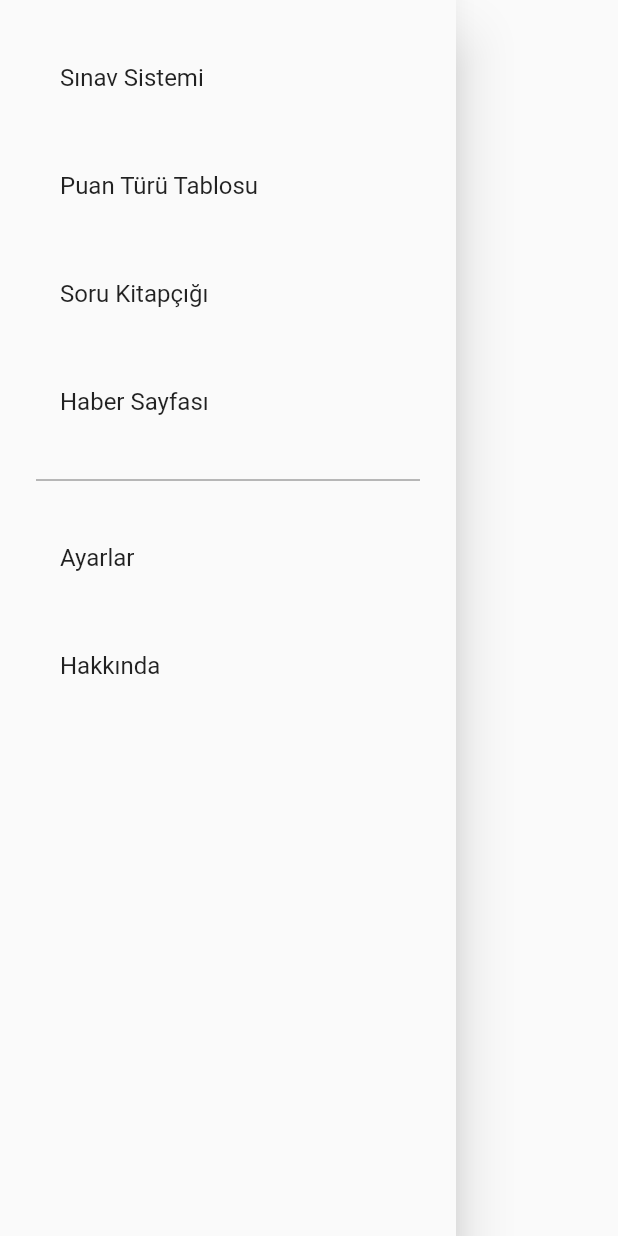
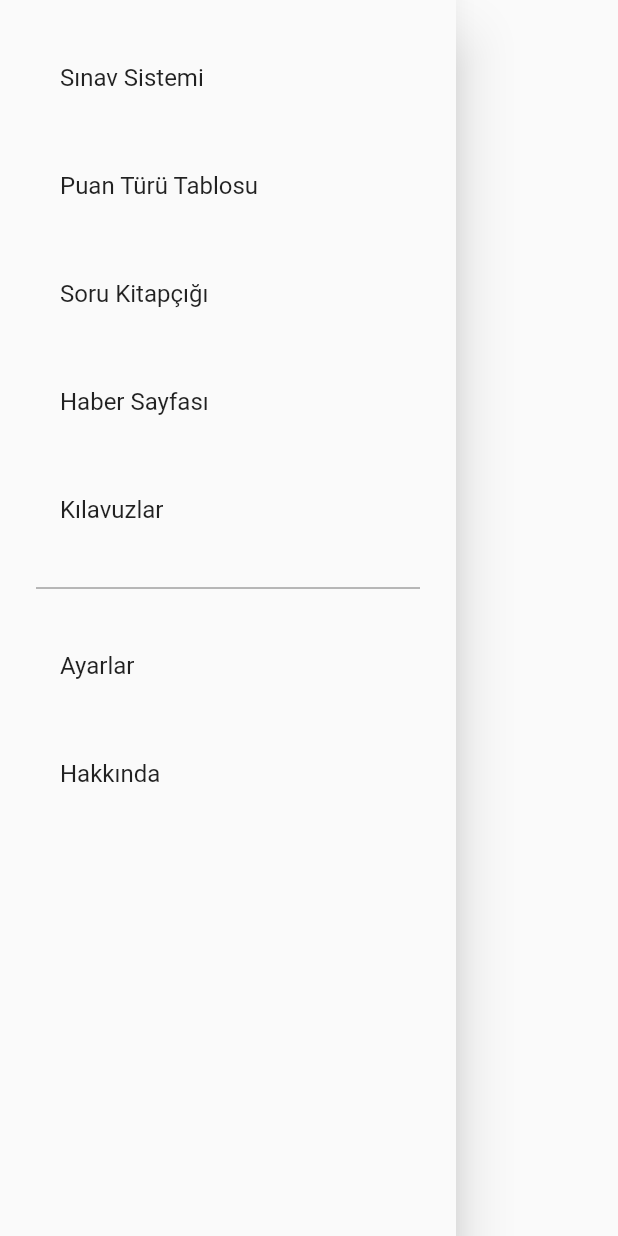
Before and after one commit to Mehm-Guldas/dusbuddy, a Flutter app: the NavigationDrawer widget shown alone on an empty page, opened directly, after a tap on "Haber Sayfası", on a phone screen of 412 x 824 dp. Run offline on Flutter 3.47's test engine with Material 2 defaults, Android fonts, the phone set to English and light mode, and no system bars; network calls fail.

Commit message:
+links of websites for Drawer

```diff
--- a/lib/Pages/home.dart
+++ b/lib/Pages/home.dart
@@ -1,6 +1,8 @@
 import 'package:flutter/material.dart';
 import 'package:dusbuddy2/Menubodies/personalbody.dart';
 import 'package:dusbuddy2/Menubodies/toolsbody.dart';
+import 'package:url_launcher/url_launcher.dart';
+
 
 class Home extends StatefulWidget {
   const Home({Key? key}) : super(key: key);
@@ -109,18 +111,20 @@ class NavigationDrawer extends StatelessWidget {
           },
         ),
         ListTile(
-          title: const Text('Puan Türü Tablosu'),
-          onTap: (){},
+          title: Text('Puan Türü Tablosu'),
+          onTap: () {},
         ),
         ListTile(
           title: const Text('Soru Kitapçığı'),
           onTap: (){},
         ),
-        ListTile(
-          title: const Text('Haber Sayfası'),
-          onTap: (){
-
-          },
+        const ListTile(
+          title: Text('Haber Sayfası'),
+          onTap: Launchhaberler,
+        ),
+        const ListTile(
+          title: Text('Kılavuzlar'),
+          onTap: Launchkilavuzlar,
         ),
         const Divider(color: Colors.black54),
         ListTile(
@@ -140,3 +144,26 @@ class NavigationDrawer extends StatelessWidget {
 
   );
 }
+
+
+
+Launchhaberler() async {
+  const url = 'https://www.osym.gov.tr/TR,22583/2022.html';
+  final uri = Uri.parse(url);
+  if (await canLaunchUrl(uri)) {
+    await launchUrl(uri);
+  } else {
+    throw 'Could not launch $url';
+  }
+}
+
+
+Launchkilavuzlar() async {
+  const url = 'https://www.osym.gov.tr/TR,23929/2022.html';
+  final uri = Uri.parse(url);
+  if (await canLaunchUrl(uri)) {
+    await launchUrl(uri);
+  } else {
+    throw 'Could not launch $url';
+  }
+}
--- a/pubspec.yaml
+++ b/pubspec.yaml
@@ -36,6 +36,7 @@ dependencies:
   # The following adds the Cupertino Icons font to your application.
   # Use with the CupertinoIcons class for iOS style icons.
   cupertino_icons: ^1.0.2
+  url_launcher: ^6.1.10
 
 dev_dependencies:
   flutter_test:
```
Also changed, not shown: lib/Pages/examinfo.dart (+12 -2 lines), pubspec.lock, 6 other files.
